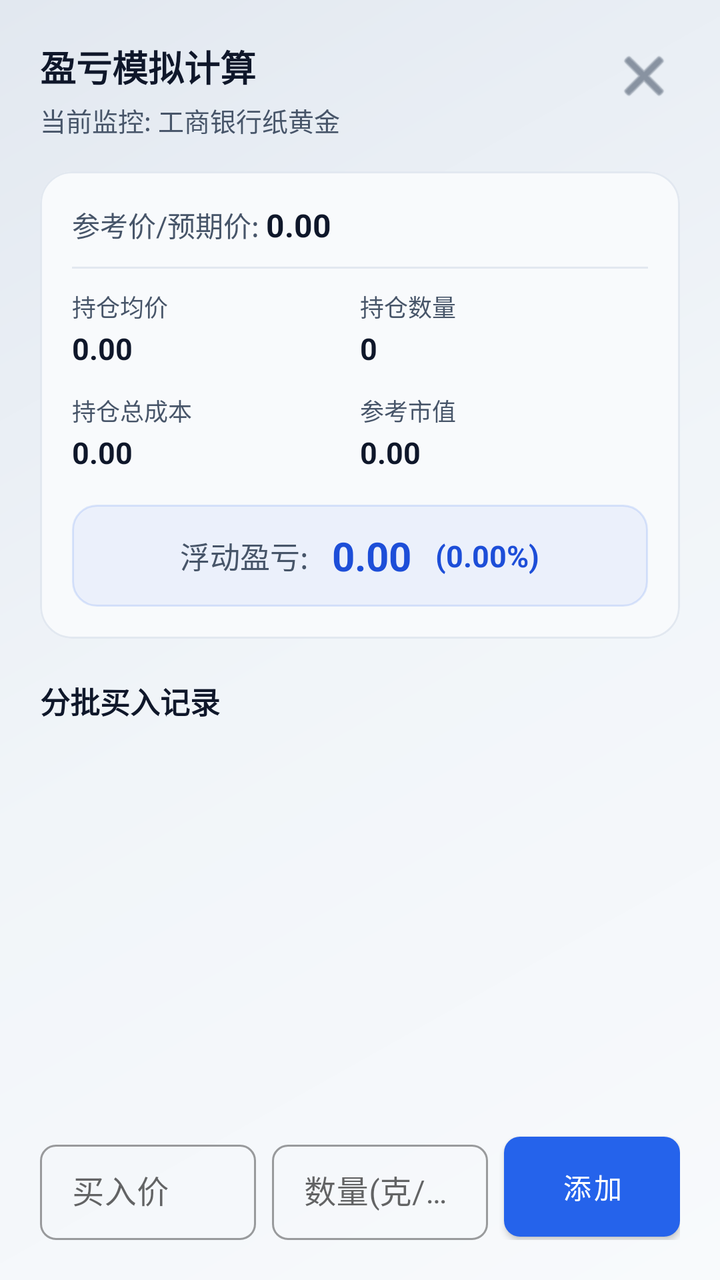
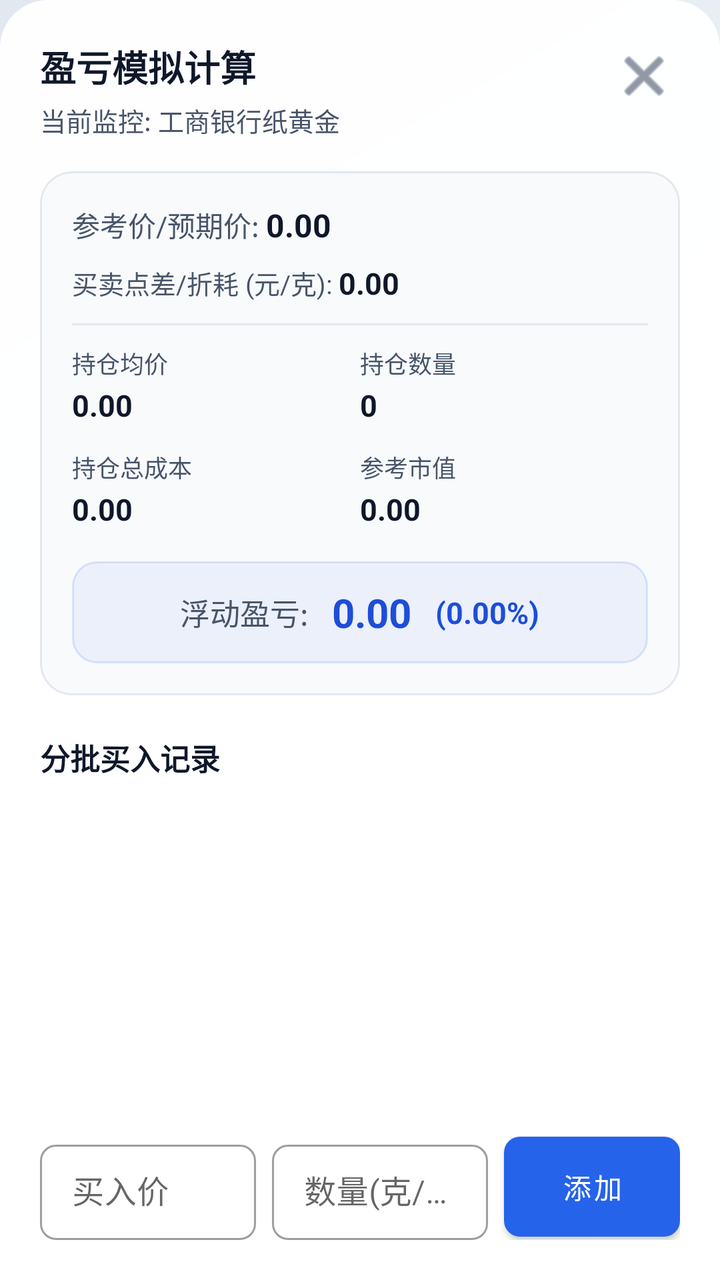

Before-and-after screenshots of an Android layout around one commit, followed by the original layout XML and the change that was made.
<!-- AndroidManifest.xml: application theme Theme.Jinjia -->
<!-- res/layout/dialog_profit_calculator.xml -->
<?xml version="1.0" encoding="utf-8"?>
<androidx.constraintlayout.widget.ConstraintLayout xmlns:android="http://schemas.android.com/apk/res/android"
    xmlns:app="http://schemas.android.com/apk/res-auto"
    xmlns:tools="http://schemas.android.com/tools"
    android:layout_width="match_parent"
    android:layout_height="wrap_content"
    android:background="@drawable/bg_bottom_sheet"
    android:padding="20dp">

    
    <TextView
        android:id="@+id/tvCalcTitle"
        android:layout_width="wrap_content"
        android:layout_height="wrap_content"
        android:text="盈亏模拟计算"
        android:textColor="@color/text_primary"
        android:textSize="18sp"
        android:textStyle="bold"
        app:layout_constraintStart_toStartOf="parent"
        app:layout_constraintTop_toTopOf="parent" />

    <TextView
        android:id="@+id/tvCalcTargetName"
        android:layout_width="wrap_content"
        android:layout_height="wrap_content"
        android:layout_marginTop="4dp"
        android:text="当前监控: 工商银行纸黄金"
        android:textColor="@color/text_secondary"
        android:textSize="13sp"
        app:layout_constraintStart_toStartOf="parent"
        app:layout_constraintTop_toBottomOf="@id/tvCalcTitle" />

    <ImageButton
        android:id="@+id/btnCloseCalc"
        android:layout_width="36dp"
        android:layout_height="36dp"
        android:background="?attr/selectableItemBackgroundBorderless"
        android:src="@android:drawable/ic_menu_close_clear_cancel"
        app:layout_constraintEnd_toEndOf="parent"
        app:layout_constraintTop_toTopOf="parent"
        app:tint="@color/text_secondary" />

    
    <com.google.android.material.card.MaterialCardView
        android:id="@+id/cardCalcSummary"
        android:layout_width="match_parent"
        android:layout_height="wrap_content"
        android:layout_marginTop="16dp"
        app:cardBackgroundColor="#F8FAFC"
        app:cardCornerRadius="16dp"
        app:cardElevation="0dp"
        app:layout_constraintTop_toBottomOf="@id/tvCalcTargetName"
        app:strokeColor="#E2E8F0"
        app:strokeWidth="1dp">

        <LinearLayout
            android:layout_width="match_parent"
            android:layout_height="wrap_content"
            android:orientation="vertical"
            android:padding="16dp">

            
            <LinearLayout
                android:layout_width="match_parent"
                android:layout_height="wrap_content"
                android:gravity="center_vertical"
                android:orientation="horizontal">

                <TextView
                    android:layout_width="wrap_content"
                    android:layout_height="wrap_content"
                    android:text="参考价/预期价: "
                    android:textColor="@color/text_secondary"
                    android:textSize="14sp" />

                <EditText
                    android:id="@+id/etExpectedPrice"
                    android:layout_width="0dp"
                    android:layout_height="wrap_content"
                    android:layout_weight="1"
                    android:background="@android:color/transparent"
                    android:inputType="numberDecimal"
                    android:text="0.00"
                    android:textColor="@color/text_primary"
                    android:textSize="16sp"
                    android:textStyle="bold" />
            </LinearLayout>
            
            <View
                android:layout_width="match_parent"
                android:layout_height="1dp"
                android:layout_marginVertical="10dp"
                android:background="#E2E8F0" />

            <LinearLayout
                android:layout_width="match_parent"
                android:layout_height="wrap_content"
                android:orientation="horizontal">

                <LinearLayout
                    android:layout_width="0dp"
                    android:layout_height="wrap_content"
                    android:layout_weight="1"
                    android:orientation="vertical">
                    <TextView android:layout_width="wrap_content" android:layout_height="wrap_content" android:text="持仓均价" android:textSize="12sp" android:textColor="@color/text_secondary"/>
                    <TextView android:id="@+id/tvAvgPrice" android:layout_width="wrap_content" android:layout_height="wrap_content" android:text="0.00" android:textSize="15sp" android:textStyle="bold" android:textColor="@color/text_primary" android:layout_marginTop="2dp"/>
                </LinearLayout>

                <LinearLayout
                    android:layout_width="0dp"
                    android:layout_height="wrap_content"
                    android:layout_weight="1"
                    android:orientation="vertical">
                    <TextView android:layout_width="wrap_content" android:layout_height="wrap_content" android:text="持仓数量" android:textSize="12sp" android:textColor="@color/text_secondary"/>
                    <TextView android:id="@+id/tvTotalAmount" android:layout_width="wrap_content" android:layout_height="wrap_content" android:text="0" android:textSize="15sp" android:textStyle="bold" android:textColor="@color/text_primary" android:layout_marginTop="2dp"/>
                </LinearLayout>
            </LinearLayout>

            <LinearLayout
                android:layout_width="match_parent"
                android:layout_height="wrap_content"
                android:layout_marginTop="12dp"
                android:orientation="horizontal">

                <LinearLayout
                    android:layout_width="0dp"
                    android:layout_height="wrap_content"
                    android:layout_weight="1"
                    android:orientation="vertical">
                    <TextView android:layout_width="wrap_content" android:layout_height="wrap_content" android:text="持仓总成本" android:textSize="12sp" android:textColor="@color/text_secondary"/>
                    <TextView android:id="@+id/tvTotalCost" android:layout_width="wrap_content" android:layout_height="wrap_content" android:text="0.00" android:textSize="15sp" android:textStyle="bold" android:textColor="@color/text_primary" android:layout_marginTop="2dp"/>
                </LinearLayout>

                <LinearLayout
                    android:layout_width="0dp"
                    android:layout_height="wrap_content"
                    android:layout_weight="1"
                    android:orientation="vertical">
                    <TextView android:layout_width="wrap_content" android:layout_height="wrap_content" android:text="参考市值" android:textSize="12sp" android:textColor="@color/text_secondary"/>
                    <TextView android:id="@+id/tvMarketValue" android:layout_width="wrap_content" android:layout_height="wrap_content" android:text="0.00" android:textSize="15sp" android:textStyle="bold" android:textColor="@color/text_primary" android:layout_marginTop="2dp"/>
                </LinearLayout>
            </LinearLayout>

            <LinearLayout
                android:layout_width="match_parent"
                android:layout_height="wrap_content"
                android:layout_marginTop="16dp"
                android:background="@drawable/bg_price_badge"
                android:padding="12dp"
                android:orientation="horizontal"
                android:gravity="center">

                <TextView
                    android:layout_width="wrap_content"
                    android:layout_height="wrap_content"
                    android:text="浮动盈亏: "
                    android:textColor="@color/text_secondary"
                    android:textSize="15sp" />

                <TextView
                    android:id="@+id/tvProfitAmount"
                    android:layout_width="wrap_content"
                    android:layout_height="wrap_content"
                    android:layout_marginStart="8dp"
                    android:text="0.00"
                    android:textColor="@color/gold_primary_dark"
                    android:textSize="20sp"
                    android:textStyle="bold" />

                <TextView
                    android:id="@+id/tvProfitRate"
                    android:layout_width="wrap_content"
                    android:layout_height="wrap_content"
                    android:layout_marginStart="12dp"
                    android:text="(0.00%)"
                    android:textColor="@color/gold_primary_dark"
                    android:textSize="15sp"
                    android:textStyle="bold" />
            </LinearLayout>
        </LinearLayout>
    </com.google.android.material.card.MaterialCardView>

    <TextView
        android:id="@+id/tvPositionLabel"
        android:layout_width="wrap_content"
        android:layout_height="wrap_content"
        android:layout_marginTop="20dp"
        android:text="分批买入记录"
        android:textColor="@color/text_primary"
        android:textSize="15sp"
        android:textStyle="bold"
        app:layout_constraintStart_toStartOf="parent"
        app:layout_constraintTop_toBottomOf="@id/cardCalcSummary" />

    
    <androidx.recyclerview.widget.RecyclerView
        android:id="@+id/rvPositions"
        android:layout_width="match_parent"
        android:layout_height="wrap_content"
        android:layout_marginTop="8dp"
        android:layout_marginBottom="16dp"
        app:layout_constrainedHeight="true"
        app:layout_constraintHeight_max="300dp"
        app:layout_constraintBottom_toTopOf="@id/llAddPosition"
        app:layout_constraintTop_toBottomOf="@id/tvPositionLabel"
        tools:listitem="@layout/item_position" />

    
    <LinearLayout
        android:id="@+id/llAddPosition"
        android:layout_width="match_parent"
        android:layout_height="wrap_content"
        android:orientation="horizontal"
        android:gravity="center_vertical"
        app:layout_constraintBottom_toBottomOf="parent">

        <com.google.android.material.textfield.TextInputLayout
            style="@style/Widget.MaterialComponents.TextInputLayout.OutlinedBox.Dense"
            android:layout_width="0dp"
            android:layout_height="wrap_content"
            android:layout_weight="1"
            android:hint="买入价"
            app:boxCornerRadiusBottomEnd="8dp"
            app:boxCornerRadiusBottomStart="8dp"
            app:boxCornerRadiusTopEnd="8dp"
            app:boxCornerRadiusTopStart="8dp">

            <com.google.android.material.textfield.TextInputEditText
                android:id="@+id/etAddPrice"
                android:layout_width="match_parent"
                android:layout_height="wrap_content"
                android:inputType="numberDecimal"
                android:singleLine="true" />
        </com.google.android.material.textfield.TextInputLayout>

        <com.google.android.material.textfield.TextInputLayout
            style="@style/Widget.MaterialComponents.TextInputLayout.OutlinedBox.Dense"
            android:layout_width="0dp"
            android:layout_height="wrap_content"
            android:layout_weight="1"
            android:layout_marginStart="8dp"
            android:hint="数量(克/盎司)"
            app:boxCornerRadiusBottomEnd="8dp"
            app:boxCornerRadiusBottomStart="8dp"
            app:boxCornerRadiusTopEnd="8dp"
            app:boxCornerRadiusTopStart="8dp">

            <com.google.android.material.textfield.TextInputEditText
                android:id="@+id/etAddAmount"
                android:layout_width="match_parent"
                android:layout_height="wrap_content"
                android:inputType="numberDecimal"
                android:singleLine="true" />
        </com.google.android.material.textfield.TextInputLayout>

        <com.google.android.material.button.MaterialButton
            android:id="@+id/btnAddPosition"
            style="@style/Widget.MaterialComponents.Button"
            android:layout_width="wrap_content"
            android:layout_height="50dp"
            android:layout_marginStart="8dp"
            android:insetTop="0dp"
            android:insetBottom="0dp"
            android:text="添加"
            app:cornerRadius="8dp" />
    </LinearLayout>

</androidx.constraintlayout.widget.ConstraintLayout>
<!-- res/layout/item_position.xml (included above) -->
<?xml version="1.0" encoding="utf-8"?>
<LinearLayout xmlns:android="http://schemas.android.com/apk/res/android"
    android:layout_width="match_parent"
    android:layout_height="wrap_content"
    android:orientation="horizontal"
    android:gravity="center_vertical"
    android:paddingVertical="8dp"
    android:background="?attr/selectableItemBackground">

    <TextView
        android:id="@+id/tvPosPrice"
        android:layout_width="0dp"
        android:layout_height="wrap_content"
        android:layout_weight="1"
        android:text="500.00"
        android:textColor="@color/text_primary"
        android:textSize="15sp"
        android:textStyle="bold" />

    <TextView
        android:id="@+id/tvPosAmount"
        android:layout_width="0dp"
        android:layout_height="wrap_content"
        android:layout_weight="1"
        android:text="100g"
        android:textColor="@color/text_secondary"
        android:textSize="14sp" />
        
    <TextView
        android:id="@+id/tvPosCost"
        android:layout_width="0dp"
        android:layout_height="wrap_content"
        android:layout_weight="1"
        android:text="¥50,000.00"
        android:textColor="@color/text_secondary"
        android:textSize="13sp" />

    <ImageButton
        android:id="@+id/btnPosDelete"
        android:layout_width="32dp"
        android:layout_height="32dp"
        android:background="?attr/selectableItemBackgroundBorderless"
        android:src="@android:drawable/ic_menu_delete"
        android:tint="#EF4444" />
</LinearLayout>
<!-- resources referenced by this layout -->
<resources>
  <color name="gold_primary_dark">#1D4ED8</color>
  <color name="text_primary">#0F172A</color>
  <color name="text_secondary">#475569</color>
  <!-- drawable bg_price_badge (drawable) -->
  <?xml version="1.0" encoding="utf-8"?>
  <shape xmlns:android="http://schemas.android.com/apk/res/android">
      <solid android:color="@color/glass_pill_bg" />
      <stroke android:width="1dp" android:color="@color/glass_pill_stroke" />
      <corners android:radius="12dp" />
  </shape>
  <style name="Theme.Jinjia" parent="Theme.MaterialComponents.DayNight.NoActionBar">
          
          <item name="colorPrimary">@color/gold_primary</item>
          <item name="colorPrimaryVariant">@color/gold_primary_dark</item>
          <item name="colorOnPrimary">@color/white</item>
  
          
          <item name="colorSecondary">@color/gold_accent</item>
          <item name="colorSecondaryVariant">@color/gold_primary_dark</item>
          <item name="colorOnSecondary">@color/text_primary</item>
  
          
          <item name="android:statusBarColor">#F8FAFC</item>
          <item name="android:windowLightStatusBar" tools:targetApi="m">true</item>
  
          
          <item name="android:windowBackground">@drawable/bg_liquid_gradient</item>
      </style>
  <color name="glass_pill_bg">#102563EB</color>
  <color name="glass_pill_stroke">#252563EB</color>
  <color name="gold_primary">#2563EB</color>
  <color name="white">#FFFFFF</color>
  <color name="gold_accent">#059669</color>
  <!-- drawable bg_liquid_gradient (drawable) -->
  <?xml version="1.0" encoding="utf-8"?>
  <shape xmlns:android="http://schemas.android.com/apk/res/android"
      android:shape="rectangle">
      <gradient
          android:angle="135"
          android:startColor="#F8FAFC"
          android:centerColor="#F1F5F9"
          android:endColor="#E2E8F0"
          android:type="linear" />
  </shape>
</resources>

<!-- the commit's change to res/layout/dialog_profit_calculator.xml (unified diff, before → after) -->
@@ -86,11 +86,40 @@
                     android:textStyle="bold" />
             </LinearLayout>
             
+
+            <LinearLayout
+                android:layout_width="match_parent"
+                android:layout_height="wrap_content"
+                android:layout_marginTop="8dp"
+                android:gravity="center_vertical"
+                android:orientation="horizontal">
+
+                <TextView
+                    android:layout_width="wrap_content"
+                    android:layout_height="wrap_content"
+                    android:text="买卖点差/折耗 (元/克): "
+                    android:textColor="@color/text_secondary"
+                    android:textSize="13sp" />
+
+                <EditText
+                    android:id="@+id/etSpread"
+                    android:layout_width="0dp"
+                    android:layout_height="wrap_content"
+                    android:layout_weight="1"
+                    android:background="@android:color/transparent"
+                    android:inputType="numberDecimal"
+                    android:text="0.00"
+                    android:textColor="@color/text_primary"
+                    android:textSize="15sp"
+                    android:textStyle="bold" />
+            </LinearLayout>
+            
             <View
                 android:layout_width="match_parent"
                 android:layout_height="1dp"
                 android:layout_marginVertical="10dp"
                 android:background="#E2E8F0" />
+
 
             <LinearLayout
                 android:layout_width="match_parent"
<!-- resource entries referenced after the edit -->
@@ -3,6 +3,15 @@
   <color name="gold_primary_dark">#1D4ED8</color>
   <color name="text_primary">#0F172A</color>
   <color name="text_secondary">#475569</color>
+  <!-- drawable bg_bottom_sheet (drawable) -->
+  <?xml version="1.0" encoding="utf-8"?>
+  <shape xmlns:android="http://schemas.android.com/apk/res/android"
+      android:shape="rectangle">
+      <solid android:color="@color/card_background" />
+      <corners
+          android:topLeftRadius="24dp"
+          android:topRightRadius="24dp" />
+  </shape>
   <!-- drawable bg_price_badge (drawable) -->
   <?xml version="1.0" encoding="utf-8"?>
   <shape xmlns:android="http://schemas.android.com/apk/res/android">
@@ -28,6 +37,7 @@
           
           <item name="android:windowBackground">@drawable/bg_liquid_gradient</item>
       </style>
+  <color name="card_background">#F8FFFFFF</color>
   <color name="glass_pill_bg">#102563EB</color>
   <color name="glass_pill_stroke">#252563EB</color>
   <color name="gold_primary">#2563EB</color>
